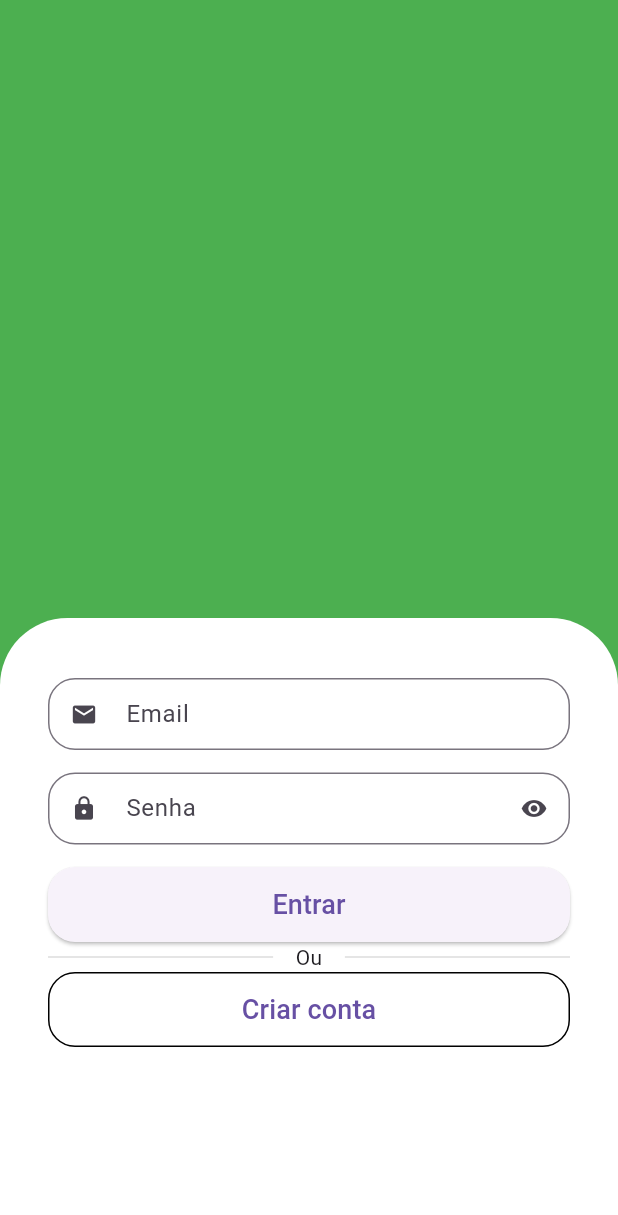
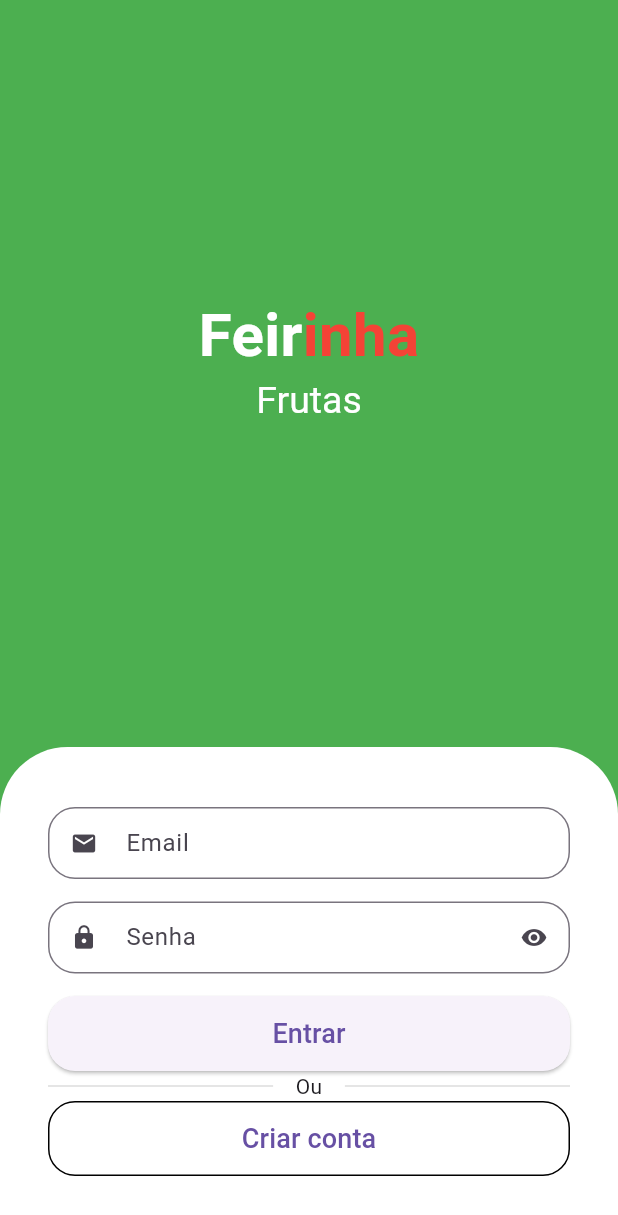
Before and after one commit to Gabriel-vcampos/Senac_Fullstack_Java_2024.3, a Flutter app: the screen it shows after launch, on a phone screen of 412 x 824 dp. Shown: the top 1215 px of the screen. Run offline on Flutter 3.47's test engine with Material 3 defaults, Android fonts, the phone set to English and light mode, and no system bars; drawn by our look-alikes of animated_text_kit; Roboto replaces fonts that are missing (Horizon).

Commit message:
commit aula 07.05.2025

```diff
--- a/Flutter/app_feirinha/lib/src/auth/sign_in_screen.dart
+++ b/Flutter/app_feirinha/lib/src/auth/sign_in_screen.dart
@@ -1,3 +1,4 @@
+import 'package:animated_text_kit/animated_text_kit.dart';
 import 'package:app_feirinha/src/auth/components/custom_text.dart';
 import 'package:flutter/material.dart';
 
@@ -12,12 +13,60 @@ class SignInScreen extends StatelessWidget {
       body: Column(
         children: [
           Expanded(
-            child: Container(
-              color: Colors.green,
+            child: Column(
+              mainAxisAlignment: MainAxisAlignment.center,
+              children: [
+                Text.rich(
+                  TextSpan(
+                  style: TextStyle(
+                    fontSize: 40,
+                  ),
+                  children: [
+                    TextSpan(
+                      text: 'Feir',
+                      style: TextStyle(
+                        color: Colors.white,
+                        fontWeight: FontWeight.bold,
                       ),
                     ),
-          Expanded(
-            child: Container(
+                    TextSpan(
+                      text: 'inha',
+                      style: TextStyle(
+                        color: Colors.red,
+                        fontWeight: FontWeight.bold,
+                      ),
+                    ),
+                      ],
+                    ),
+                  ),
+      SizedBox(
+        height: 50,
+        child: DefaultTextStyle(
+        style: const TextStyle(
+          fontSize: 25.0,
+          fontFamily: 'Horizon',
+          color: Colors.white
+        ),
+        child: AnimatedTextKit(
+          repeatForever: true,
+          animatedTexts: [
+            RotateAnimatedText('Frutas'),
+            RotateAnimatedText('Legumes'),
+            RotateAnimatedText('Verduras'),
+            RotateAnimatedText('Temperos'),
+          ],
+          onTap: () {
+            print("Tap Event");
+          },
+        ),
+            ),
+      ),
+    ],
+  ),
+),
+
+
+          Container(
             //espaçamento na horizontal e vertical
             padding: EdgeInsets.symmetric(
               horizontal: 32,
@@ -88,8 +137,8 @@ class SignInScreen extends StatelessWidget {
                   ),
                   child: Text('Criar conta',style: TextStyle(fontSize: 18,),),),
                   ),
+
               ],
-              ),
             ),
           )
         ],
--- a/Flutter/app_feirinha/pubspec.yaml
+++ b/Flutter/app_feirinha/pubspec.yaml
@@ -34,6 +34,8 @@ dependencies:
   # The following adds the Cupertino Icons font to your application.
   # Use with the CupertinoIcons class for iOS style icons.
   cupertino_icons: ^1.0.8
+  animated_text_kit: ^4.2.3
+  http: ^1.4.0
 
 dev_dependencies:
   flutter_test:
```
Also changed, not shown: Flutter/app_feirinha/pubspec.lock. Lines whose indentation alone changed are shown as unchanged.
